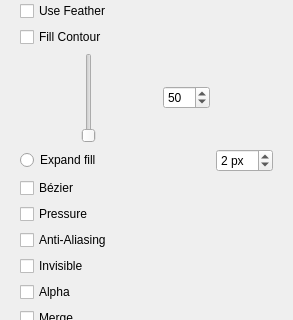
davidlamhauge/pencil, file app/ui/tooloptions.ui: the form before one commit; both pictures show x 0 to 293 and y 211 to 531 of the 293 by 677 pixel window.
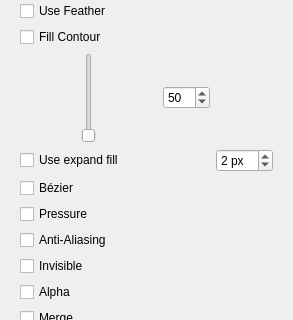
The form after the commit. Custom widgets are drawn as their Qt base class.

Commit message: Expand-fill works

```diff
--- a/app/ui/tooloptions.ui
+++ b/app/ui/tooloptions.ui
@@ -157,12 +157,9 @@
        <item>
         <layout class="QHBoxLayout" name="horizontalLayout_5">
          <item>
-          <widget class="QRadioButton" name="expandFillRadioButton">
-           <property name="toolTip">
-            <string>Fills area + chosen number of pixels</string>
-           </property>
+          <widget class="QCheckBox" name="expandFillCheckBox">
            <property name="text">
-            <string>Expand fill</string>
+            <string>Use expand fill</string>
            </property>
           </widget>
          </item>
```
Left out of the diff: 2 changed lines with no effect on the pictures. The commit also changes 9 other files.
